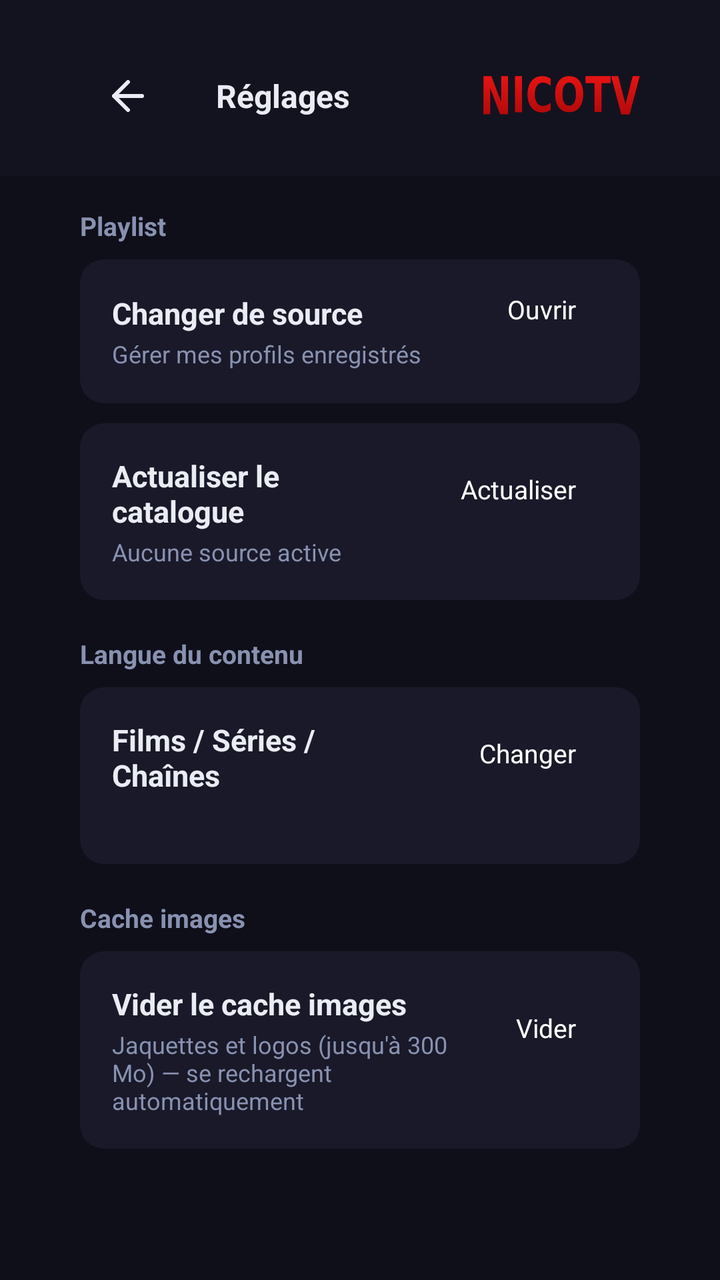
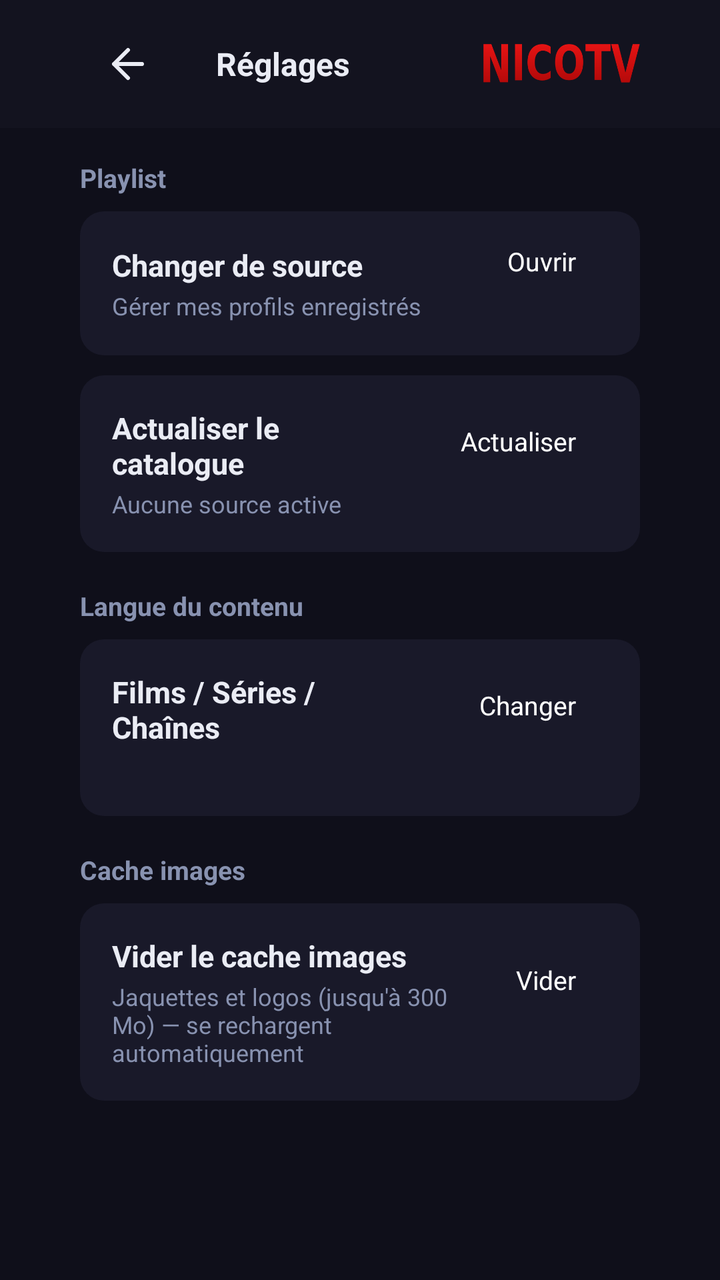

The first picture is an Android layout as it rendered before a commit; the second is the same layout after the commit. The layout source and the unified diff follow.
<!-- AndroidManifest.xml: application theme Theme.IPTV -->
<!-- res/layout/activity_settings.xml -->
<?xml version="1.0" encoding="utf-8"?>
<FrameLayout xmlns:android="http://schemas.android.com/apk/res/android"
    xmlns:app="http://schemas.android.com/apk/res-auto"
    android:layout_width="match_parent"
    android:layout_height="match_parent"
    android:background="@color/bg_dark">

    <ScrollView
        android:layout_width="match_parent"
        android:layout_height="match_parent"
        android:clipToPadding="false"
        android:paddingBottom="24dp">

        <LinearLayout
            android:layout_width="match_parent"
            android:layout_height="wrap_content"
            android:orientation="vertical"
            android:paddingStart="40dp"
            android:paddingEnd="40dp"
            android:paddingTop="96dp">

                
                <TextView
                    android:layout_width="wrap_content"
                    android:layout_height="wrap_content"
                    android:layout_marginTop="8dp"
                    android:layout_marginBottom="8dp"
                    android:text="@string/settings_section_playlist"
                    android:textColor="@color/text_secondary"
                    android:textSize="13sp"
                    android:textStyle="bold" />

                <LinearLayout
                    android:layout_width="match_parent"
                    android:layout_height="wrap_content"
                    android:layout_marginBottom="10dp"
                    android:orientation="horizontal"
                    android:gravity="center_vertical"
                    android:background="@drawable/bg_card"
                    android:padding="16dp">

                    <LinearLayout
                        android:layout_width="0dp"
                        android:layout_height="wrap_content"
                        android:layout_weight="1"
                        android:orientation="vertical"
                        android:layout_marginEnd="16dp">
                        <TextView
                            android:layout_width="match_parent"
                            android:layout_height="wrap_content"
                            android:text="@string/settings_change_source"
                            android:textColor="@color/text_primary"
                            android:textSize="15sp"
                            android:textStyle="bold" />
                        <TextView
                            android:layout_width="match_parent"
                            android:layout_height="wrap_content"
                            android:layout_marginTop="2dp"
                            android:text="@string/settings_change_source_sub"
                            android:textColor="@color/text_secondary"
                            android:textSize="12sp" />
                    </LinearLayout>

                    <Button
                        android:id="@+id/btn_change_source"
                        style="?android:attr/borderlessButtonStyle"
                        android:layout_width="wrap_content"
                        android:layout_height="40dp"
                        android:minWidth="0dp"
                        android:paddingStart="16dp"
                        android:paddingEnd="16dp"
                        android:background="@drawable/bg_btn_secondary"
                        android:text="@string/settings_action_open"
                        android:textAllCaps="false"
                        android:textColor="@android:color/white"
                        android:textSize="13sp" />
                </LinearLayout>

                <LinearLayout
                    android:layout_width="match_parent"
                    android:layout_height="wrap_content"
                    android:layout_marginBottom="10dp"
                    android:orientation="horizontal"
                    android:gravity="center_vertical"
                    android:background="@drawable/bg_card"
                    android:padding="16dp">

                    <LinearLayout
                        android:layout_width="0dp"
                        android:layout_height="wrap_content"
                        android:layout_weight="1"
                        android:orientation="vertical"
                        android:layout_marginEnd="16dp">
                        <TextView
                            android:layout_width="match_parent"
                            android:layout_height="wrap_content"
                            android:text="@string/settings_refresh_catalog"
                            android:textColor="@color/text_primary"
                            android:textSize="15sp"
                            android:textStyle="bold" />
                        <TextView
                            android:id="@+id/tv_last_update"
                            android:layout_width="match_parent"
                            android:layout_height="wrap_content"
                            android:layout_marginTop="2dp"
                            android:text="@string/settings_no_active_profile"
                            android:textColor="@color/text_secondary"
                            android:textSize="12sp" />
                    </LinearLayout>

                    <Button
                        android:id="@+id/btn_refresh_catalog"
                        style="?android:attr/borderlessButtonStyle"
                        android:layout_width="wrap_content"
                        android:layout_height="40dp"
                        android:minWidth="0dp"
                        android:paddingStart="16dp"
                        android:paddingEnd="16dp"
                        android:background="@drawable/bg_btn_secondary"
                        android:text="@string/settings_action_refresh"
                        android:textAllCaps="false"
                        android:textColor="@android:color/white"
                        android:textSize="13sp" />
                </LinearLayout>

                
                <TextView
                    android:layout_width="wrap_content"
                    android:layout_height="wrap_content"
                    android:layout_marginTop="8dp"
                    android:layout_marginBottom="8dp"
                    android:text="@string/settings_section_language"
                    android:textColor="@color/text_secondary"
                    android:textSize="13sp"
                    android:textStyle="bold" />

                <LinearLayout
                    android:layout_width="match_parent"
                    android:layout_height="wrap_content"
                    android:layout_marginBottom="10dp"
                    android:orientation="horizontal"
                    android:gravity="center_vertical"
                    android:background="@drawable/bg_card"
                    android:padding="16dp">

                    <LinearLayout
                        android:layout_width="0dp"
                        android:layout_height="wrap_content"
                        android:layout_weight="1"
                        android:orientation="vertical"
                        android:layout_marginEnd="16dp">
                        <TextView
                            android:layout_width="match_parent"
                            android:layout_height="wrap_content"
                            android:text="@string/settings_content_language"
                            android:textColor="@color/text_primary"
                            android:textSize="15sp"
                            android:textStyle="bold" />
                        <TextView
                            android:id="@+id/tv_content_language"
                            android:layout_width="match_parent"
                            android:layout_height="wrap_content"
                            android:layout_marginTop="2dp"
                            android:textColor="@color/text_secondary"
                            android:textSize="12sp" />
                    </LinearLayout>

                    <Button
                        android:id="@+id/btn_content_language"
                        style="?android:attr/borderlessButtonStyle"
                        android:layout_width="wrap_content"
                        android:layout_height="40dp"
                        android:minWidth="0dp"
                        android:paddingStart="16dp"
                        android:paddingEnd="16dp"
                        android:background="@drawable/bg_btn_secondary"
                        android:text="@string/settings_action_change"
                        android:textAllCaps="false"
                        android:textColor="@android:color/white"
                        android:textSize="13sp" />
                </LinearLayout>

                
                <TextView
                    android:layout_width="wrap_content"
                    android:layout_height="wrap_content"
                    android:layout_marginTop="8dp"
                    android:layout_marginBottom="8dp"
                    android:text="@string/settings_section_image_cache"
                    android:textColor="@color/text_secondary"
                    android:textSize="13sp"
                    android:textStyle="bold" />

                <LinearLayout
                    android:layout_width="match_parent"
                    android:layout_height="wrap_content"
                    android:layout_marginBottom="10dp"
                    android:orientation="horizontal"
                    android:gravity="center_vertical"
                    android:background="@drawable/bg_card"
                    android:padding="16dp">

                    <LinearLayout
                        android:layout_width="0dp"
                        android:layout_height="wrap_content"
                        android:layout_weight="1"
                        android:orientation="vertical"
                        android:layout_marginEnd="16dp">
                        <TextView
                            android:layout_width="match_parent"
                            android:layout_height="wrap_content"
                            android:text="@string/settings_clear_image_cache"
                            android:textColor="@color/text_primary"
                            android:textSize="15sp"
                            android:textStyle="bold" />
                        <TextView
                            android:id="@+id/tv_image_cache_size"
                            android:layout_width="match_parent"
                            android:layout_height="wrap_content"
                            android:layout_marginTop="2dp"
                            android:text="@string/settings_clear_image_cache_sub"
                            android:textColor="@color/text_secondary"
                            android:textSize="12sp" />
                    </LinearLayout>

                    <Button
                        android:id="@+id/btn_clear_image_cache"
                        style="?android:attr/borderlessButtonStyle"
                        android:layout_width="wrap_content"
                        android:layout_height="40dp"
                        android:minWidth="0dp"
                        android:paddingStart="16dp"
                        android:paddingEnd="16dp"
                        android:background="@drawable/bg_btn_secondary"
                        android:text="@string/settings_action_clear"
                        android:textAllCaps="false"
                        android:textColor="@android:color/white"
                        android:textSize="13sp" />
                </LinearLayout>

            </LinearLayout>
        </ScrollView>

    
    <LinearLayout
        android:layout_width="match_parent"
        android:layout_height="wrap_content"
        android:layout_gravity="top"
        android:gravity="center_vertical"
        android:orientation="horizontal"
        android:background="@color/bg_nav"
        android:elevation="4dp"
        android:paddingStart="40dp"
        android:paddingEnd="40dp"
        android:paddingTop="24dp"
        android:paddingBottom="16dp"
        android:clipChildren="false"
        android:clipToPadding="false">

        <FrameLayout
            android:id="@+id/btn_back"
            android:layout_width="48dp"
            android:layout_height="48dp"
            android:layout_marginEnd="20dp"
            android:focusable="true"
            android:clickable="true"
            android:clipChildren="false"
            android:clipToPadding="false"
            android:defaultFocusHighlightEnabled="false">

            <ImageView
                android:layout_width="24dp"
                android:layout_height="24dp"
                android:layout_gravity="center"
                android:src="@drawable/ic_pwa_back"
                app:tint="@color/text_primary" />

            <com.nicotv.iptv2.ui.common.RotatingBorderView
                android:id="@+id/btn_back_ring"
                android:layout_width="match_parent"
                android:layout_height="match_parent"
                app:circular="true"
                app:borderColor="@android:color/white"
                android:visibility="invisible" />
        </FrameLayout>

        <TextView
            android:layout_width="0dp"
            android:layout_height="wrap_content"
            android:layout_weight="1"
            android:text="@string/settings_title"
            android:textColor="@color/text_primary"
            android:textSize="16sp"
            android:textStyle="bold" />

        
        <ImageView
            android:layout_width="wrap_content"
            android:layout_height="20dp"
            android:adjustViewBounds="true"
            android:src="@drawable/ic_nicotv_wordmark"
            android:scaleType="fitCenter" />
    </LinearLayout>

    <ProgressBar
        android:id="@+id/progress_loading"
        android:layout_width="wrap_content"
        android:layout_height="wrap_content"
        android:layout_gravity="center"
        android:visibility="gone" />

</FrameLayout>
<!-- resources referenced by this layout -->
<resources>
  <color name="bg_dark">#0F0F1A</color>
  <color name="bg_nav">#13131F</color>
  <color name="text_primary">#EAECF4</color>
  <color name="text_secondary">#8892B0</color>
  <!-- drawable bg_btn_secondary (drawable) -->
  <?xml version="1.0" encoding="utf-8"?>
  <selector xmlns:android="http://schemas.android.com/apk/res/android">
      <item android:state_focused="true">
          <shape android:shape="rectangle">
              <solid android:color="#26FFFFFF" />
              <corners android:radius="8dp" />
          </shape>
      </item>
      <item>
          <shape android:shape="rectangle">
              <solid android:color="@android:color/transparent" />
          </shape>
      </item>
  </selector>
  <!-- drawable bg_card (drawable) -->
  <?xml version="1.0" encoding="utf-8"?>
  <shape xmlns:android="http://schemas.android.com/apk/res/android" android:shape="rectangle">
      <solid android:color="#CC1C1C2E" />
      <corners android:radius="12dp" />
  </shape>
  <!-- drawable ic_nicotv_wordmark: png bitmap (drawable, 19844 bytes) -->
  <!-- drawable ic_pwa_back (drawable) -->
  <?xml version="1.0" encoding="utf-8"?>
  <vector xmlns:android="http://schemas.android.com/apk/res/android"
      android:width="24dp" android:height="24dp"
      android:viewportWidth="24" android:viewportHeight="24">
      <path android:strokeColor="#EAECF4" android:strokeWidth="2" android:fillColor="#00000000"
          android:strokeLineCap="round" android:strokeLineJoin="round"
          android:pathData="M19,12 H5 M12,19 l-7,-7 l7,-7" />
  </vector>
  <string name="settings_action_change">Changer</string>
  <string name="settings_action_clear">Vider</string>
  <string name="settings_action_open">Ouvrir</string>
  <string name="settings_action_refresh">Actualiser</string>
  <string name="settings_change_source">Changer de source</string>
  <string name="settings_change_source_sub">Gérer mes profils enregistrés</string>
  <string name="settings_clear_image_cache">Vider le cache images</string>
  <string name="settings_clear_image_cache_sub">Jaquettes et logos (jusqu\'à 300 Mo) — se rechargent automatiquement</string>
  <string name="settings_content_language">Films / Séries / Chaînes</string>
  <string name="settings_no_active_profile">Aucune source active</string>
  <string name="settings_refresh_catalog">Actualiser le catalogue</string>
  <string name="settings_section_image_cache">Cache images</string>
  <string name="settings_section_language">Langue du contenu</string>
  <string name="settings_section_playlist">Playlist</string>
  <string name="settings_title">Réglages</string>
  <style name="Theme.IPTV" parent="Theme.Leanback">
          <item name="android:windowBackground">@color/bg_dark</item>
          <item name="colorPrimary">@color/accent</item>
          <item name="colorAccent">@color/accent</item>
          <item name="android:textColorPrimary">@color/text_primary</item>
          <item name="android:textColorSecondary">@color/text_secondary</item>
          <item name="android:editTextColor">@color/text_primary</item>
          <item name="android:colorControlActivated">@color/accent</item>
          <item name="android:colorControlHighlight">#334361EE</item>
          
          <item name="windowNoTitle">true</item>
          <item name="android:windowNoTitle">true</item>
          <item name="windowActionBar">false</item>
          <item name="android:windowActionBar">false</item>
      </style>
  <color name="accent">#4361EE</color>
</resources>

<!-- the commit's change to res/layout/activity_settings.xml (unified diff, before → after) -->
@@ -17,7 +17,7 @@
             android:orientation="vertical"
             android:paddingStart="40dp"
             android:paddingEnd="40dp"
-            android:paddingTop="96dp">
+            android:paddingTop="72dp">
 
                 
                 <TextView
@@ -242,9 +242,10 @@
         </ScrollView>
 
     
+    
     <LinearLayout
         android:layout_width="match_parent"
-        android:layout_height="wrap_content"
+        android:layout_height="64dp"
         android:layout_gravity="top"
         android:gravity="center_vertical"
         android:orientation="horizontal"
@@ -252,8 +253,6 @@
         android:elevation="4dp"
         android:paddingStart="40dp"
         android:paddingEnd="40dp"
-        android:paddingTop="24dp"
-        android:paddingBottom="16dp"
         android:clipChildren="false"
         android:clipToPadding="false">
 
